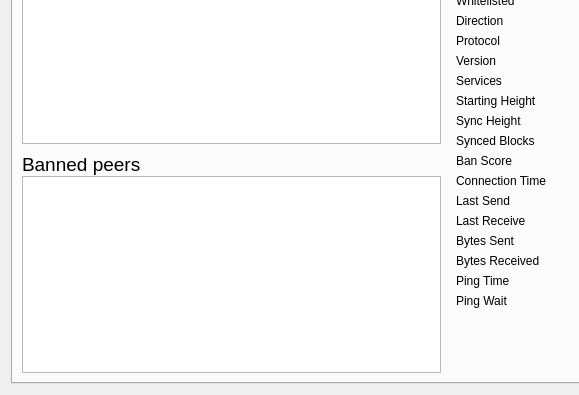
Before: the Qt Designer form src/qt/forms/rpcconsole.ui in LUX-Core/lux, drawn with Qt 5; both pictures show x 0 to 579 and y 99 to 494 of the 769 by 494 pixel window.
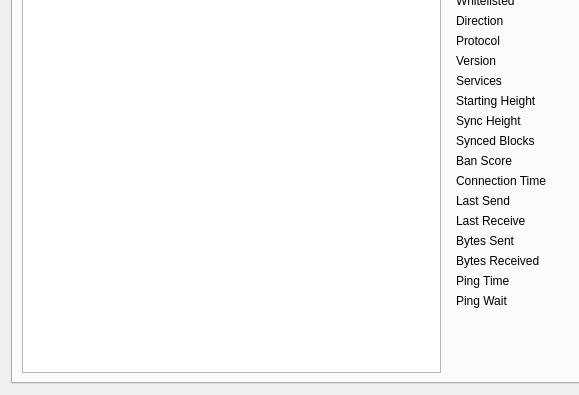
After: the same form once the commit is applied. The open tabs and pages were chosen to show the change. Icons and pictures are not drawn. Custom widgets are drawn as their Qt base class.

What changed in the file:
```diff
--- a/src/qt/forms/rpcconsole.ui
+++ b/src/qt/forms/rpcconsole.ui
@@ -841,91 +841,17 @@
       </attribute>
       <layout class="QGridLayout" name="gridLayout_2">
        <item row="0" column="0" rowspan="2">
-        <layout class="QVBoxLayout" name="verticalLayout_101">
-         <property name="spacing">
-          <number>0</number>
+        <widget class="QTableView" name="peerWidget">
+         <property name="horizontalScrollBarPolicy">
+          <enum>Qt::ScrollBarAsNeeded</enum>
          </property>
-         <item>
-          <widget class="QTableView" name="peerWidget">
-           <property name="horizontalScrollBarPolicy">
-            <enum>Qt::ScrollBarAsNeeded</enum>
-           </property>
-           <property name="sortingEnabled">
-            <bool>true</bool>
-           </property>
-           <attribute name="horizontalHeaderHighlightSections">
-            <bool>false</bool>
-           </attribute>
-          </widget>
-         </item>
-         <item>
-          <widget class="QLabel" name="banHeading">
-           <property name="sizePolicy">
-            <sizepolicy hsizetype="Preferred" vsizetype="Minimum">
-             <horstretch>0</horstretch>
-             <verstretch>0</verstretch>
-            </sizepolicy>
-           </property>
-           <property name="minimumSize">
-            <size>
-             <width>300</width>
-             <height>32</height>
-            </size>
-           </property>
-           <property name="maximumSize">
-            <size>
-             <width>16777215</width>
-             <height>32</height>
-            </size>
-           </property>
-           <property name="font">
-            <font>
-             <pointsize>14</pointsize>
-            </font>
-           </property>
-           <property name="cursor">
-            <cursorShape>IBeamCursor</cursorShape>
-           </property>
-           <property name="text">
-            <string>Banned peers</string>
-           </property>
-           <property name="alignment">
-            <set>Qt::AlignBottom|Qt::AlignLeading|Qt::AlignLeft</set>
-           </property>
-           <property name="wordWrap">
-            <bool>true</bool>
-           </property>
-           <property name="textInteractionFlags">
-            <set>Qt::LinksAccessibleByMouse|Qt::TextSelectableByKeyboard|Qt::TextSelectableByMouse</set>
-           </property>
-          </widget>
-         </item>
-         <item>
-          <widget class="QTableView" name="banlistWidget">
-           <property name="sizePolicy">
-            <sizepolicy hsizetype="Expanding" vsizetype="Expanding">
-             <horstretch>0</horstretch>
-             <verstretch>0</verstretch>
-            </sizepolicy>
-           </property>
-           <property name="maximumSize">
-            <size>
-             <width>16777215</width>
-             <height>16777215</height>
-            </size>
-           </property>
-           <property name="horizontalScrollBarPolicy">
-            <enum>Qt::ScrollBarAsNeeded</enum>
-           </property>
-           <property name="sortingEnabled">
-            <bool>true</bool>
-           </property>
-           <attribute name="horizontalHeaderHighlightSections">
-            <bool>false</bool>
-           </attribute>
-          </widget>
-         </item>
-        </layout>
+         <property name="sortingEnabled">
+          <bool>true</bool>
+         </property>
+         <attribute name="horizontalHeaderHighlightSections">
+          <bool>false</bool>
+         </attribute>
+        </widget>
        </item>
        <item row="0" column="1">
         <widget class="QLabel" name="peerHeading">
```
Left out of the diff: 7 changed lines with no effect on the pictures.
